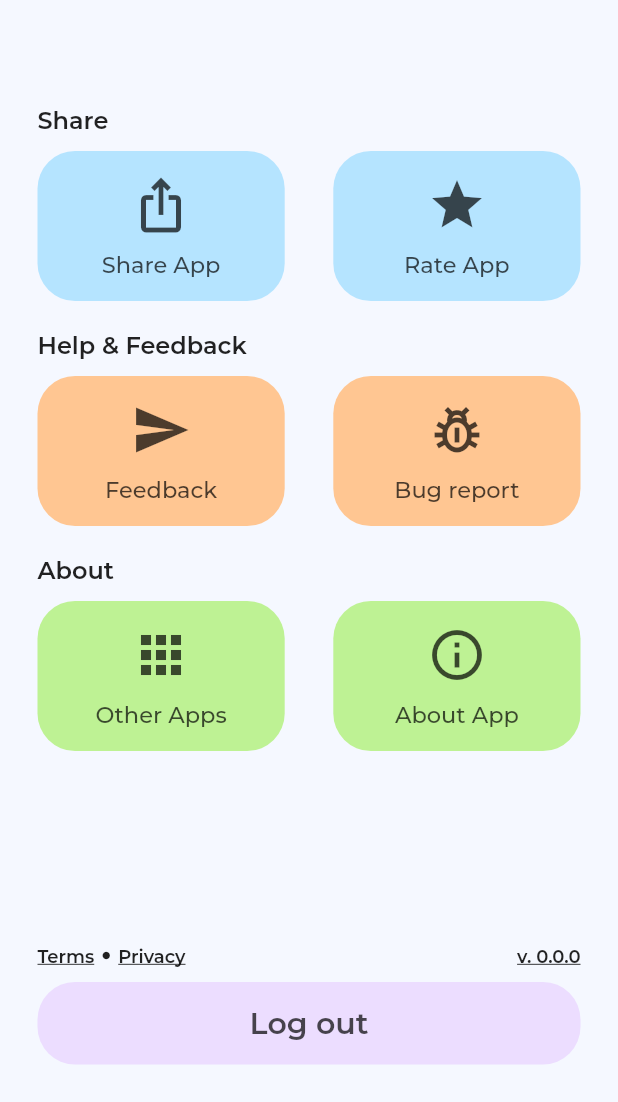
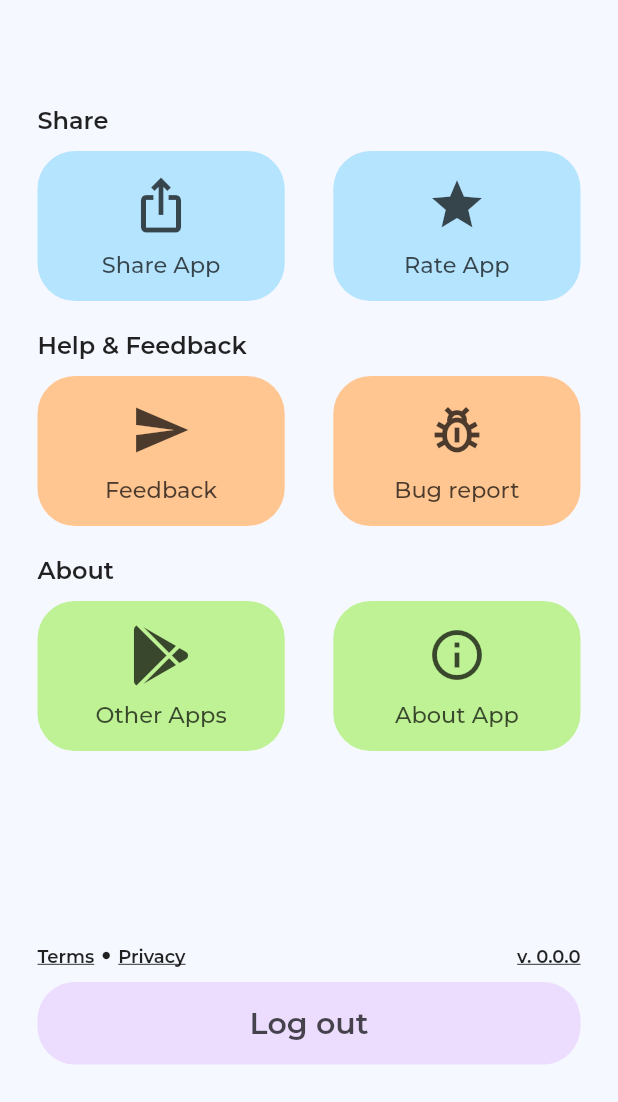
Before and after one commit to ArthVhanesa/gtu-app, a Flutter app: the SettingScreen screen opened directly, on a phone screen of 412 x 824 dp, the part 134-1236 px from its top. Run offline on Flutter 3.47's test engine with Material 2 defaults, Android fonts, the phone set to English and light mode, and no system bars; our stand-ins replace auto_size_text, carousel_slider, firebase_auth, firebase_core, flutter_svg, flutter_zoom_drawer and 13 more; missing offline and left inert: dart:ffi, flutter_custom_tabs, flutter_pdfview; accounts and stored records are empty.

Commit message:
Icons changed

```diff
--- a/lib/data/MenuItem.dart
+++ b/lib/data/MenuItem.dart
@@ -1,5 +1,6 @@
 // ignore_for_file: public_member_api_docs, sort_constructors_first
 import 'package:flutter/material.dart';
+import 'package:font_awesome_flutter/font_awesome_flutter.dart';
 
 class MenuItemData {
   final String title;
@@ -37,7 +38,8 @@ class MenuItems {
   );
   static const dePortal = MenuItemData(
     title: 'DE Portal',
-    icon: Icons.construction_outlined, // precision_manufacturing_outlined
+    icon: Icons
+        .precision_manufacturing_outlined, // precision_manufacturing_outlined
     url: "https://de.gtu.ac.in/Account/Login",
   );
   static const studentPortal = MenuItemData(
@@ -47,7 +49,7 @@ class MenuItems {
   );
   static const hundredPointActivity = MenuItemData(
     title: '100 Point Activity',
-    icon: Icons.credit_score_outlined, // scoreboard_outlined
+    icon: Icons.rocket_launch_outlined, // scoreboard_outlined
     url: "https://www.100points.gtu.ac.in/",
   );
 
--- a/lib/screens/settingScreen.dart
+++ b/lib/screens/settingScreen.dart
@@ -86,7 +86,7 @@ class _SettingScreenState extends State<SettingScreen> {
                 SettingMenu(
                   title: 'About',
                   firstMenuTitle: 'Other Apps',
-                  firstIcon: Icons.apps,
+                  firstIcon: FontAwesomeIcons.googlePlay,
                   firstMenuOnTap: () async {
                     final url = astronApps;
 
--- a/lib/screens/syllabusScreen.dart
+++ b/lib/screens/syllabusScreen.dart
@@ -1,5 +1,6 @@
 import 'package:flutter/material.dart';
 import 'package:get/get.dart';
+import 'package:gtu_app/components/CustomLoadingIndicator.dart';
 import 'package:gtu_app/components/Header.dart';
 import 'package:gtu_app/components/Heading.dart';
 import 'package:gtu_app/components/PoweredbyAstronApps.dart';
@@ -84,6 +85,7 @@ class _SyllabusScreenState extends State<SyllabusScreen> {
                               );
                             },
                           ),
+                          onLoading: CustomLoadingIndicator(),
                         ),
                         PoweredbyAstronApps()
                       ],
```
